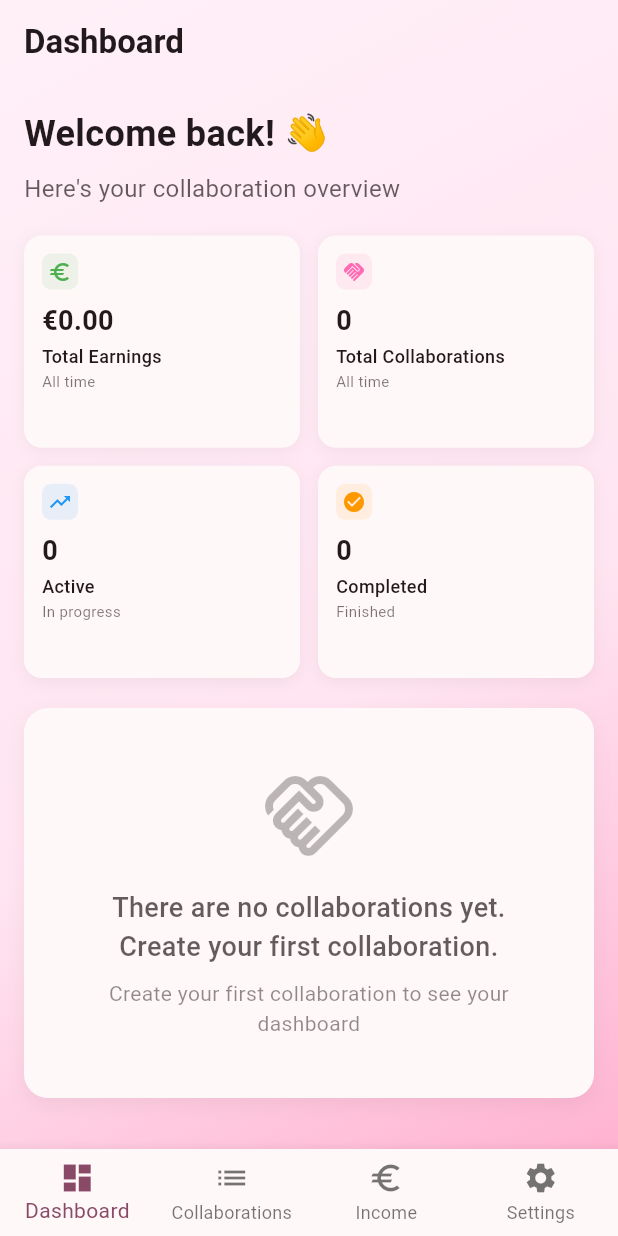
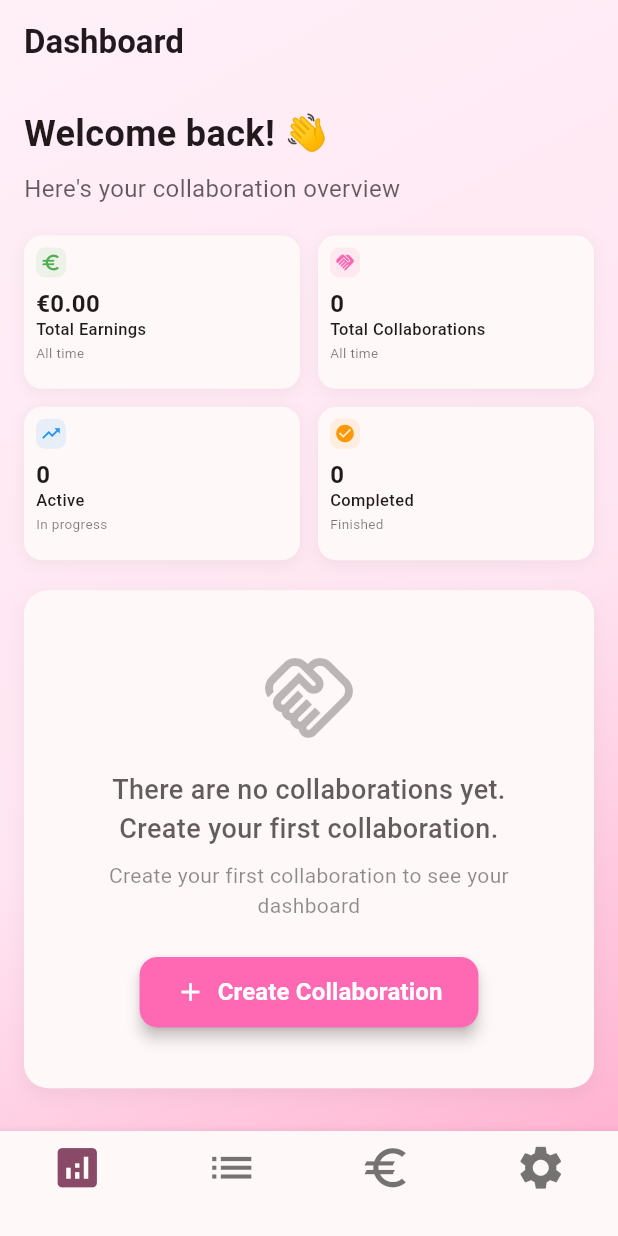
Before and after one commit to ph1l1pF/CollabFlow, a Flutter app: the screen it shows after launch, after a tap on "Next", after a tap on "Skip", on a phone screen of 412 x 824 dp. Run offline on Flutter 3.47's test engine with Material 3 defaults, Android fonts, the phone set to English and light mode, and no system bars; our stand-ins replace flutter_local_notifications, flutter_secure_storage, hive, hive_flutter, pdf, share_plus and 4 more; missing offline and left inert: store_checker; accounts and stored records are empty.

Commit message:
menu icons

```diff
--- a/lib/main.dart
+++ b/lib/main.dart
@@ -252,22 +252,24 @@ class _MainAppContent extends StatelessWidget {
         type: BottomNavigationBarType.fixed,
         currentIndex: selectedIndex,
         onTap: onIndexChanged,
+        iconSize: 35,
+        elevation: 6,
         items: [
           BottomNavigationBarItem(
-            icon: const Icon(Icons.dashboard),
-            label: 'Dashboard',
+            icon: const Icon(Icons.analytics),
+            label: '',
           ),
           BottomNavigationBarItem(
             icon: const Icon(Icons.list),
-            label: 'Collaborations',
+            label: '',
           ),
           BottomNavigationBarItem(
             icon: const Icon(Icons.euro),
-            label: 'Income',
+            label: '',
           ),
           BottomNavigationBarItem(
             icon: const Icon(Icons.settings),
-            label: 'Settings',
+            label: '',
           ),
         ],
       ),
--- a/lib/views/dashboard/dashboard.dart
+++ b/lib/views/dashboard/dashboard.dart
@@ -3,6 +3,7 @@ import 'package:intl/intl.dart';
 import 'package:provider/provider.dart';
 import 'package:ugcworks/models/collaboration.dart';
 import 'package:ugcworks/repositories/collaborations-repository.dart';
+import 'package:ugcworks/views/create-collaboration/create-collaboration.dart';
 import 'package:ugcworks/l10n/app_localizations.dart';
 import 'package:ugcworks/constants/app_colors.dart';
 import 'package:ugcworks/utils/theme_utils.dart';
@@ -51,7 +52,7 @@ class DashboardPage extends StatelessWidget {
                 .length;
 
               return Padding(
-                padding: const EdgeInsets.fromLTRB(16, 16, 16, 20), // Reduced bottom padding
+                padding: const EdgeInsets.fromLTRB(16, 16, 16, 20), // Standard bottom padding
               child: SingleChildScrollView(
                 child: Column(
                   crossAxisAlignment: CrossAxisAlignment.start,
@@ -81,7 +82,7 @@ class DashboardPage extends StatelessWidget {
                       crossAxisCount: 2,
                       crossAxisSpacing: 12,
                       mainAxisSpacing: 12,
-                      childAspectRatio: 1.3,
+                      childAspectRatio: 1.8,
                       children: [
                         _buildMetricTile(
                           context: context,
@@ -159,7 +160,7 @@ class DashboardPage extends StatelessWidget {
     required String subtitle,
   }) {
     return Container(
-      padding: const EdgeInsets.all(12),
+      padding: const EdgeInsets.all(8),
       decoration: BoxDecoration(
         color: Theme.of(context).colorScheme.surface,
         borderRadius: BorderRadius.circular(12),
@@ -178,7 +179,7 @@ class DashboardPage extends StatelessWidget {
           Row(
             children: [
               Container(
-                padding: const EdgeInsets.all(4),
+                padding: const EdgeInsets.all(3),
                 decoration: BoxDecoration(
                   color: color.withOpacity(0.1),
                   borderRadius: BorderRadius.circular(6),
@@ -186,18 +187,18 @@ class DashboardPage extends StatelessWidget {
                 child: Icon(
                   icon,
                   color: color,
-                  size: 16,
+                  size: 14,
                 ),
               ),
               const Spacer(),
             ],
           ),
-          const SizedBox(height: 8),
+          const SizedBox(height: 6),
           Flexible(
             child: Text(
               value,
               style: TextStyle(
-                fontSize: 18,
+                fontSize: 16,
                 fontWeight: FontWeight.bold,
                 color: Theme.of(context).colorScheme.onSurface,
               ),
@@ -205,12 +206,12 @@ class DashboardPage extends StatelessWidget {
               overflow: TextOverflow.ellipsis,
             ),
           ),
-          const SizedBox(height: 2),
+          const SizedBox(height: 1),
           Flexible(
             child: Text(
               title,
               style: TextStyle(
-                fontSize: 12,
+                fontSize: 11,
                 fontWeight: FontWeight.w500,
                 color: Theme.of(context).colorScheme.onSurface,
               ),
@@ -223,7 +224,7 @@ class DashboardPage extends StatelessWidget {
             child: Text(
               subtitle,
               style: TextStyle(
-                fontSize: 10,
+                fontSize: 9,
                 color: Theme.of(context).colorScheme.onSurface.withOpacity(0.6),
               ),
               maxLines: 1,
@@ -357,6 +358,34 @@ class DashboardPage extends StatelessWidget {
             ),
             textAlign: TextAlign.center,
           ),
+          const SizedBox(height: 24),
+          ElevatedButton.icon(
+            onPressed: () {
+              Navigator.push(
+                context,
+                MaterialPageRoute(
+                  builder: (context) => const CollaborationWizard(),
+                ),
+              );
+            },
+            style: ElevatedButton.styleFrom(
+              backgroundColor: AppColors.primaryPink,
+              foregroundColor: Colors.white,
+              padding: const EdgeInsets.symmetric(horizontal: 24, vertical: 12),
+              shape: RoundedRectangleBorder(
+                borderRadius: BorderRadius.circular(12),
+              ),
+              elevation: 4,
+            ),
+            icon: const Icon(Icons.add, size: 20),
+            label: Text(
+              AppLocalizations.of(context)?.createCollaboration ?? "Create Collaboration",
+              style: const TextStyle(
+                fontSize: 16,
+                fontWeight: FontWeight.bold,
+              ),
+            ),
+          ),
         ],
       ),
     );
```
